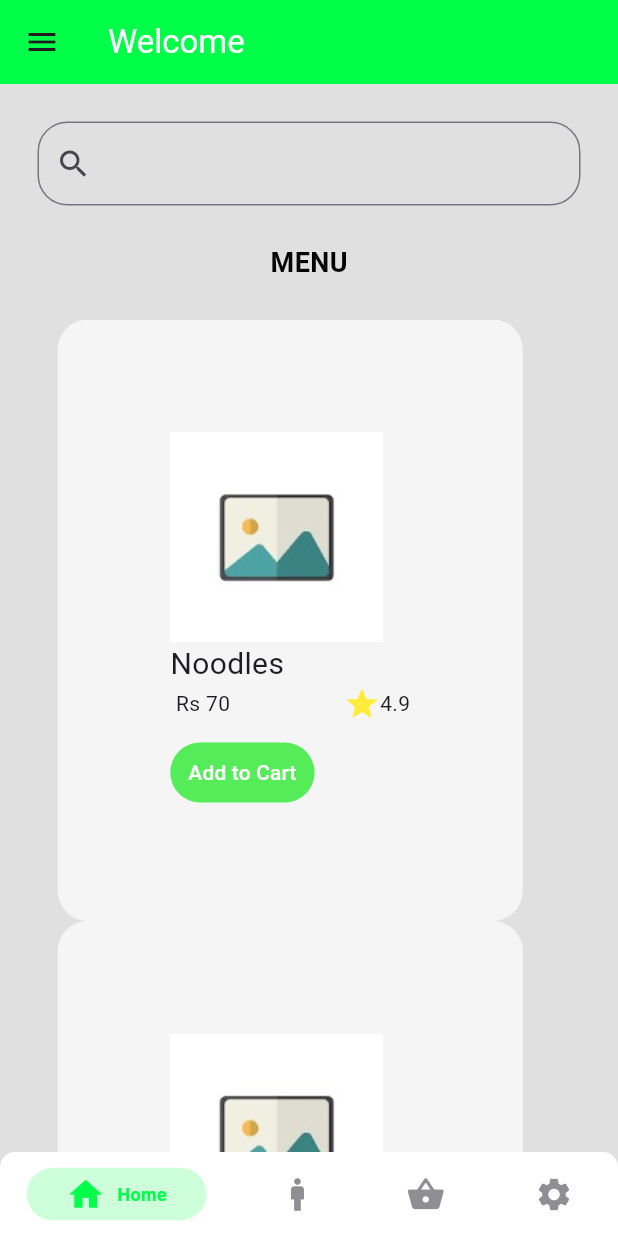
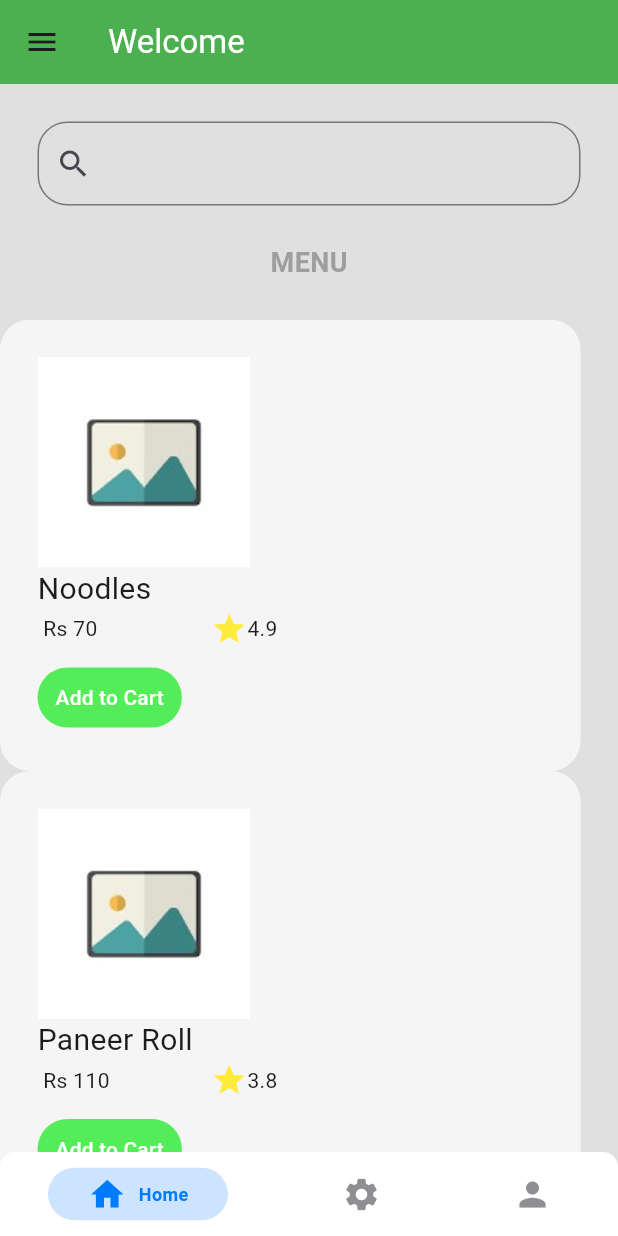
Before and after one commit to Kartikay039/DTIFlutter, a Flutter app: the screen it shows once a user with an empty profile is signed in, on a phone screen of 412 x 824 dp. Run offline on Flutter 3.47's test engine with Material 3 defaults, Android fonts, the light colour scheme and no system bars; drawn by our look-alikes of persistent_bottom_nav_bar; our stand-ins replace firebase_auth, firebase_core; accounts and stored records are empty; network calls fail.

Commit message:
Revert "Feat/improving UI"

```diff
--- a/lib/components/food_tile.dart
+++ b/lib/components/food_tile.dart
@@ -1,4 +1,3 @@
-import 'package:flutter/cupertino.dart';
 import 'package:flutter/material.dart';
 import 'package:flutter_application_1/components/food.dart';
 
@@ -11,16 +10,14 @@ class FoodTile extends StatelessWidget {
 
   @override
   Widget build(BuildContext context) {
-    return Center(
-      child: Container(
+    return Container(
       decoration: BoxDecoration(
           color: Colors.grey[100], borderRadius: BorderRadius.circular(20)),
       margin: const EdgeInsets.only(right: 25),
-      padding: const EdgeInsets.all(75.0),
+      padding: const EdgeInsets.all(25),
       child: Column(
         crossAxisAlignment: CrossAxisAlignment.start,
         children: [
-
           Image.asset(
             food.imagePath,
             height: 140,
@@ -49,7 +46,6 @@ class FoodTile extends StatelessWidget {
               ],
             ),
           ),
-
           const SizedBox(height: 10), //  space between ratings and button
           TextButton(
             onPressed: () {
@@ -64,7 +60,6 @@ class FoodTile extends StatelessWidget {
           ),
         ],
       ),
-      ),
     );
   }
 }
--- a/lib/main.dart
+++ b/lib/main.dart
@@ -51,9 +51,9 @@ class BottomNavBar extends StatelessWidget {
       return [
         // TODO : Replace with the actual widgets for your pages
         const HomePage(),
-        const Center(child: Text('Pick-up Requests')),
-        const Center(child: Text('Cart')),
-        const Center(child: Text('Settings')),
+
+        const Center(child: Text('Second Page')),
+        const Center(child: Text('Third Page')),
 
         // HomeScreen(),
         // SecondScreen(),
@@ -66,29 +66,22 @@ class BottomNavBar extends StatelessWidget {
         PersistentBottomNavBarItem(
           icon: const Icon(Icons.home),
           title: ("Home"),
-          activeColorPrimary: const Color.fromARGB(255, 0, 255, 72),
-          inactiveColorPrimary: CupertinoColors.systemGrey,
-        ),
-        PersistentBottomNavBarItem(
-          icon: const Icon(Icons.man),
-          title: ("Pick-up Requests"),
-          activeColorPrimary: const Color.fromARGB(255, 0, 255, 72),
-          inactiveColorPrimary: CupertinoColors.systemGrey,
-        ),
-        PersistentBottomNavBarItem(
-          icon: const Icon(Icons.shopping_basket),
-          title: ("Cart"),
-          activeColorPrimary: const Color.fromARGB(255, 0, 255, 72),
+          activeColorPrimary: CupertinoColors.activeBlue,
           inactiveColorPrimary: CupertinoColors.systemGrey,
         ),
 
         PersistentBottomNavBarItem(
           icon: const Icon(Icons.settings),
           title: ("Settings"),
-          activeColorPrimary:  const Color.fromARGB(255, 0, 255, 72),
+          activeColorPrimary: CupertinoColors.activeBlue,
           inactiveColorPrimary: CupertinoColors.systemGrey,
         ),
-
+        PersistentBottomNavBarItem(
+          icon: const Icon(Icons.person),
+          title: ("Profile"),
+          activeColorPrimary: CupertinoColors.activeBlue,
+          inactiveColorPrimary: CupertinoColors.systemGrey,
+        ),
       ];
     }
 
--- a/lib/screens/home_page.dart
+++ b/lib/screens/home_page.dart
@@ -11,58 +11,24 @@ class HomePage extends StatefulWidget {
 }
 
 class _HomePageState extends State<HomePage> {
-   List<Food> foodMenu = [
+  List foodMenu = [
     Food(
         name: 'Noodles',
         price: 'Rs 70',
         imagePath: 'assets/ph.jpg',
-      rating: '4.9',
-    ),
+        rating: '4.9'),
     Food(
         name: 'Paneer Roll',
         price: 'Rs 110',
         imagePath: 'assets/ph.jpg',
-      rating: '3.8',
-    ),
+        rating: '3.8'),
     Food(
         name: 'Red Sauce Pasta',
         price: 'Rs 110',
         imagePath: 'assets/ph.jpg',
-      rating: '4.2',
-    )
+        rating: '4.2')
   ];
 
-  final  TextEditingController _searchController = TextEditingController();
-  //responsible for managing the text field where the user enters the search query.
-
-
-  List<Food> filteredFoodMenu = [];
-
-  @override
-  void initState() {
-    super.initState();
-    filteredFoodMenu = foodMenu;
-    _searchController.addListener(_onSearchChanged);
-  }
-  //is called when the widget is inserted into the widget tree for the first time.
-
-  @override
-  void dispose() {
-    _searchController.dispose();
-    super.dispose();
-  }
-// This method is called when the widget is removed from the widget tree. It's used for cleanup. In this method:
-
-
-  void _onSearchChanged() {
-    String query = _searchController.text.toLowerCase();
-    setState(() {
-      filteredFoodMenu = foodMenu.where((food) {
-        return food.name.toLowerCase().contains(query);
-      }).toList();
-    });
-  }
-//is called whenever the text in the search field changes. It filters the foodMenu based on the entered query and updates the filteredFoodMenu accordingly.
 
   @override
   Widget build(BuildContext context) {
@@ -74,7 +40,7 @@ class _HomePageState extends State<HomePage> {
     children: [
       const DrawerHeader(
         decoration: BoxDecoration(
-          color:  const Color.fromARGB(255, 0, 255, 72),
+          color: Colors.green,
         ),
         child: Text(
           'User',
@@ -107,7 +73,7 @@ class _HomePageState extends State<HomePage> {
   ),
 ),
 appBar: AppBar(
-  backgroundColor:  const Color.fromARGB(255, 0, 255, 72),
+  backgroundColor: Colors.green,
   elevation: 0,
   title: const Text(
     'Welcome',
@@ -123,7 +89,6 @@ appBar: AppBar(
               horizontal: 25,
             ),
             child: TextField(
-              controller: _searchController,
                 decoration: InputDecoration(
                     prefixIcon: const Icon(Icons.search),
                     border: OutlineInputBorder(
@@ -139,17 +104,16 @@ appBar: AppBar(
                 "MENU",
                 style: TextStyle(
                     fontWeight: FontWeight.bold,
-                    color: Color.fromARGB(255, 5, 5, 5),
+                    color: Colors.grey,
                     fontSize: 18),
               )),
           const SizedBox(height: 25),
           Expanded(
               child: ListView.builder(
                   scrollDirection: Axis.vertical,
-                 // itemCount: foodMenu.length,
-                  itemCount: filteredFoodMenu.length,
+                  itemCount: foodMenu.length,
                   itemBuilder: (context, index) => FoodTile(
-                        food: filteredFoodMenu[index],
+                        food: foodMenu[index],
                       )))
         ],
       ),
--- a/pubspec.yaml
+++ b/pubspec.yaml
@@ -67,8 +67,6 @@ flutter:
      - assets/login_screen_background.jpeg
      - assets/background2.jpg
      - assets/ph.jpg
-     - assets/google_logo.png
-     - assets/apple_logo.png
   #   - images/a_dot_ham.jpeg
 
   # An image asset can refer to one or more resolution-specific "variants", see
```
Also changed, not shown: assets/apple_logo.png (deleted), assets/google_logo.png (deleted), pubspec.lock. Lines whose indentation alone changed are shown as unchanged.
